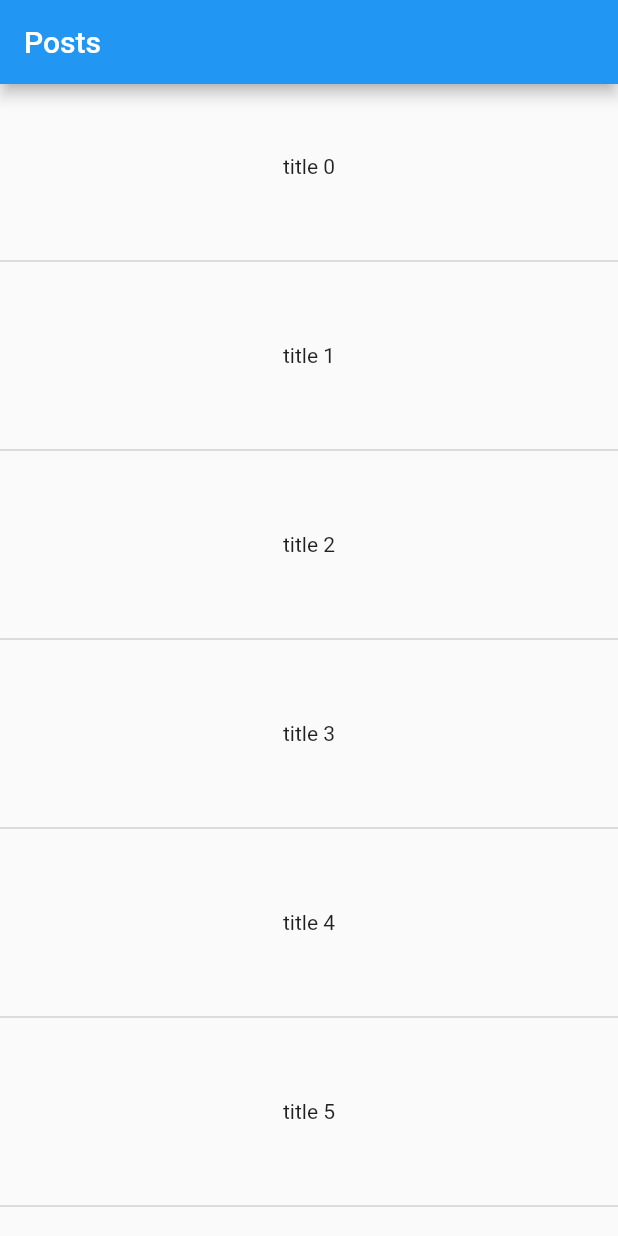
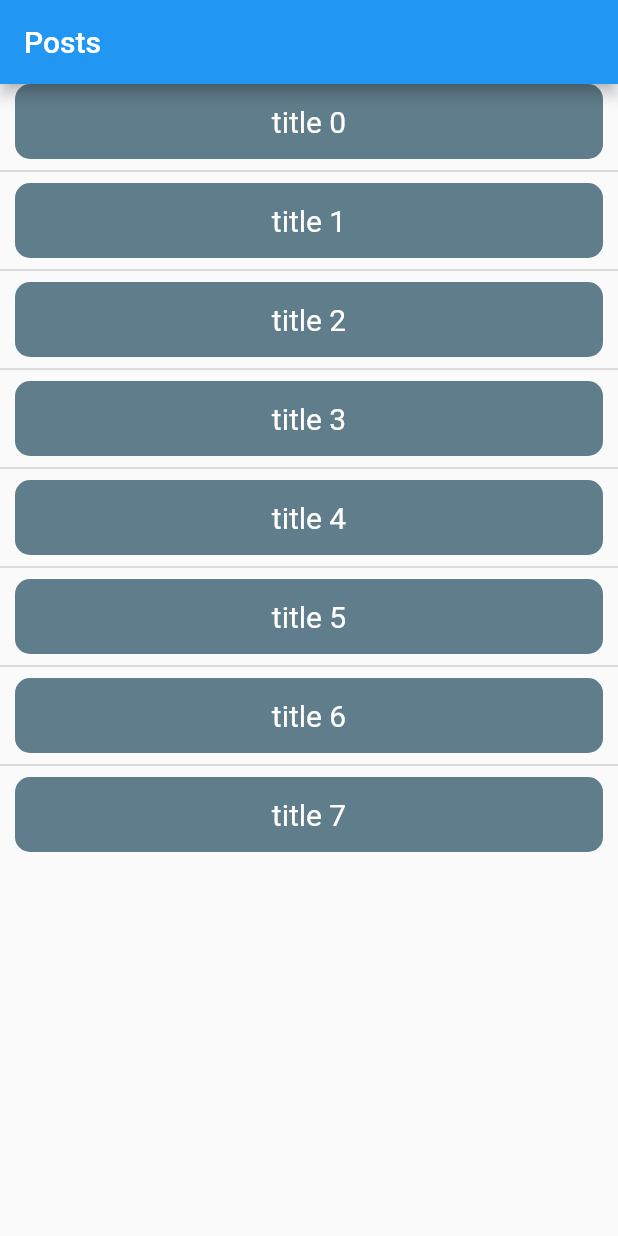
Before and after one commit to mosayeb-masoumi/Pagination_Flutter_Cubit, a Flutter app: the screen it shows after launch, on a phone screen of 412 x 824 dp. Run offline on Flutter 3.47's test engine with Material 2 defaults, Android fonts, the phone set to English and light mode, and no system bars; our stand-ins replace bloc, flutter_bloc.

Commit message:
clean arc exampl

```diff
--- a/lib/home_page.dart
+++ b/lib/home_page.dart
@@ -68,7 +68,7 @@ class IHomePage extends StatelessWidget {
           }
 
           return ListView.separated(
-             controller: _scrollController,
+              controller: _scrollController,
               itemBuilder: (context , index){
                if(index < posts.length){
                  return _postItem(posts[index] , context , index);
@@ -103,9 +103,13 @@ class IHomePage extends StatelessWidget {
   Widget _postItem(Post post, BuildContext context, int index) {
     return Container(
       width: MediaQuery.of(context).size.width,
-      height: 100,
-      margin: EdgeInsets.all(5),
-      child: Center(child: Text("${post.title} $index"),),
+      height: 50,
+      margin: EdgeInsets.symmetric(horizontal: 10),
+      decoration: BoxDecoration(
+        color: Colors.blueGrey,
+        borderRadius: BorderRadius.circular(10)
+      ),
+      child: Center(child: Text("${post.title} $index" , style: TextStyle(color: Colors.white , fontSize: 20),),),
     );
   }
 
```
